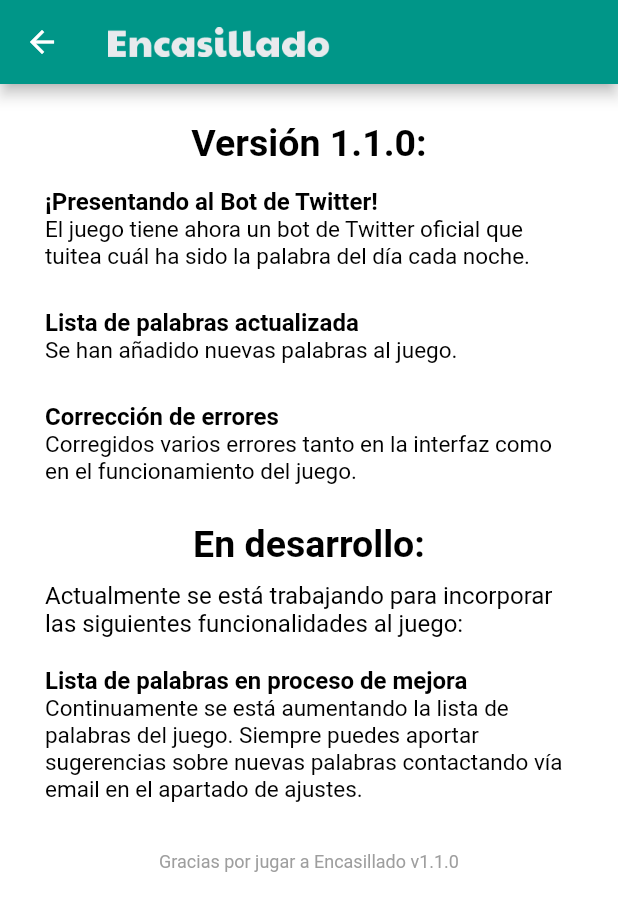
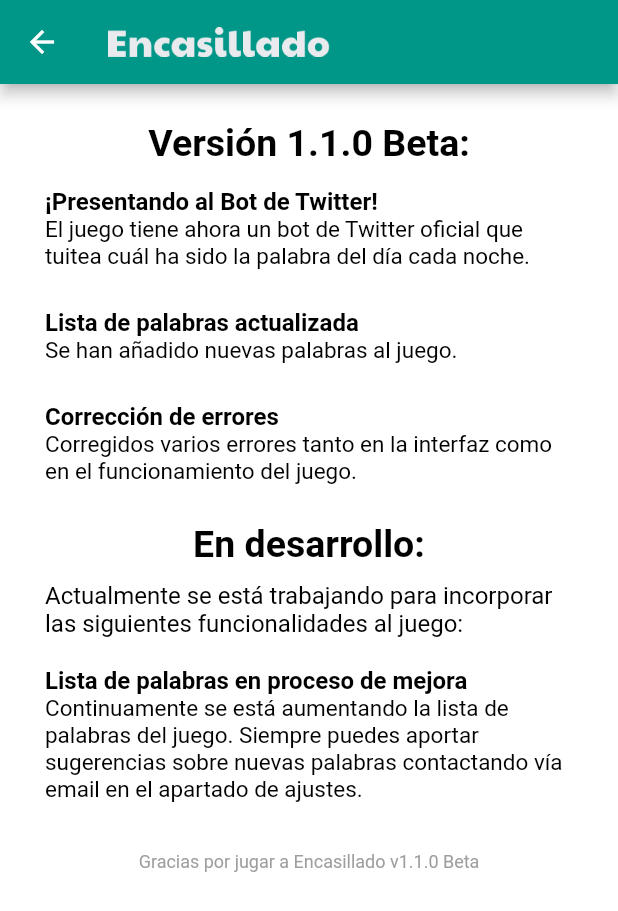
Before and after one commit to joaquinsolla/Encasillado, a Flutter app: the UpdateNews screen opened by its route, on a phone screen of 412 x 824 dp. Shown: the top 911 px of the screen. Run offline on Flutter 3.47's test engine with Material 2 defaults, Android fonts, the phone set to English and light mode, and no system bars; our stand-ins replace flushbar, google_mobile_ads; missing offline and left inert: mailto, social_share, twitter_intent; network calls fail; Roboto replaces fonts that are missing (RaleWay).

Commit message:
Working on 1.1.0 Beta

```diff
--- a/RELEASES.txt
+++ b/RELEASES.txt
@@ -19,3 +19,4 @@ LISTADO DE VERSIONES:
     1 (1.0.0) Beta
     5 (1.0.2) Beta
     6 (1.0.3) Beta
+    10 (1.1.0) Beta
--- a/lib/common/miscellaneous.dart
+++ b/lib/common/miscellaneous.dart
@@ -1,5 +1,5 @@
 /** APP VERSION*/
-const String appVersion = "1.1.0";
+const String appVersion = "1.1.0 Beta";
 
 /** CONTROLLERS */
 int currentPage = 0;
```
Also changed, not shown: 2 other files.
